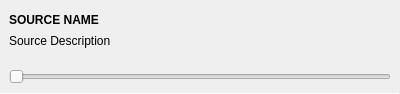
Before: the Qt Designer form statuscenter/PulseaudioPane/sinkinputwidget.ui in vicr123/theshell, drawn with Qt 5.
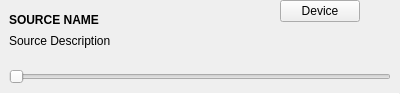
After: the same form once the commit is applied. Icons and pictures are not drawn.

Commit message: Sink selection for sink inputs

What changed in the file:
```diff
--- a/statuscenter/PulseaudioPane/sinkinputwidget.ui
+++ b/statuscenter/PulseaudioPane/sinkinputwidget.ui
@@ -82,6 +82,18 @@
         <number>0</number>
        </property>
        <item>
+        <layout class="QHBoxLayout" name="horizontalLayout_2">
+         <property name="spacing">
+          <number>0</number>
+         </property>
+         <item>
+          <widget class="QPushButton" name="sinkSelectionButton">
+           <property name="text">
+            <string notr="true">Device</string>
+           </property>
+          </widget>
+         </item>
+         <item>
         <widget class="QPushButton" name="muteButton">
          <property name="sizePolicy">
           <sizepolicy hsizetype="Preferred" vsizetype="Maximum">
@@ -102,6 +114,8 @@
           <bool>true</bool>
          </property>
         </widget>
+         </item>
+        </layout>
        </item>
        <item>
         <widget class="QWidget" name="widget" native="true"/>
```
Left out of the diff: 3 changed lines with no effect on the pictures. Lines whose indentation alone changed are shown as unchanged. The commit also changes 52 other files.
